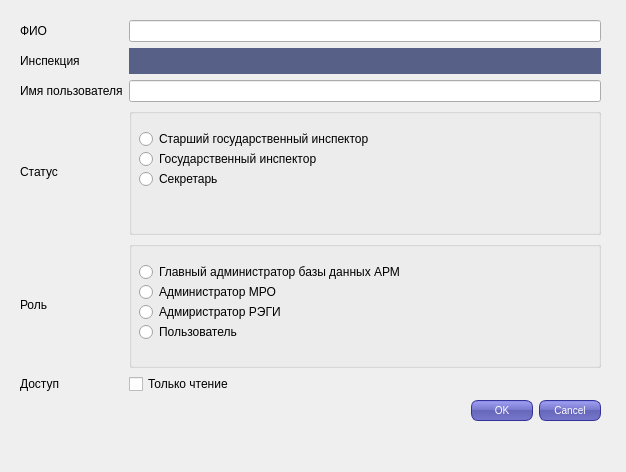
Above: ARMInspectorGUI/userEditFrm.ui from sid1980/ARMInspector before the change. Below: the same form after it.
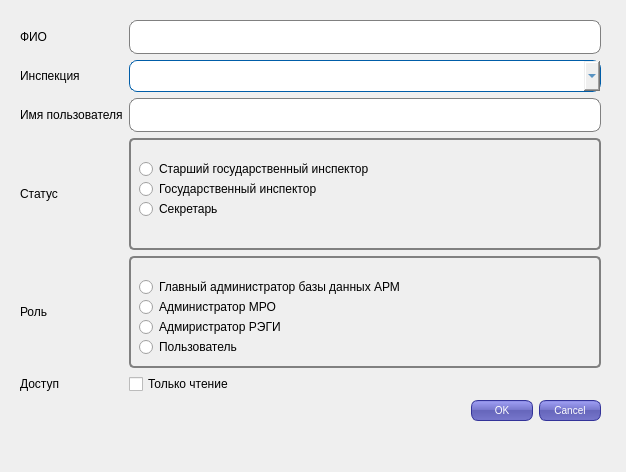
That is the form after the change. Icons and pictures are not drawn.

```diff
--- a/ARMInspectorGUI/userEditFrm.ui
+++ b/ARMInspectorGUI/userEditFrm.ui
@@ -30,6 +30,28 @@
 min-height: 13px;
 max-height: 13px;
 }
+QLineEdit {
+padding: 1px;
+border-style: solid;
+border: 1px solid gray;
+border-radius: 8px;
+ min-height: 30px;
+}
+QGroupBox {
+    background-color: qlineargradient(x1: 0, y1: 0, x2: 0, y2: 1,
+                                      stop: 0 #E0E0E0, stop: 1 #FFFFFF);
+    border: 2px solid gray;
+    border-radius: 5px;
+    margin-top: 1ex; /* leave space at the top for the title */
+}
+
+QGroupBox::title {
+    subcontrol-origin: margin;
+    subcontrol-position: top center; /* position at the top center */
+    padding: 0 3px;
+    background-color: qlineargradient(x1: 0, y1: 0, x2: 0, y2: 1,
+                                      stop: 0 #FFOECE, stop: 1 #FFFFFF);
+}
 </string>
   </property>
   <widget class="QWidget" name="layoutWidget">
@@ -131,45 +153,49 @@
     <item row="1" column="1">
      <widget class="QComboBox" name="comboBoxInspection">
       <property name="styleSheet">
-       <string notr="true">QComboBox{
-border:                 none;
-background-color:   rgb(87, 96, 134);
-color:                      rgb(255, 255, 255);
-font-weight:            bold;
-padding:                    5px 
-
+       <string notr="true">QComboBox {
+   background: qlineargradient(
+   x1:0, y1:0, x2:0, y2:1,
+   stop:0 #f9f9f9,
+   stop: 0.5 #c6c6c6,
+   stop: 0.6 #dfdfdf,
+   stop:1 #f9f9f9 );
+   border-style: solid;
+   border-width: 1px;
+   border-color: rgb(0, 93, 168);
+   border-radius: 8px;
+   color: rgb(0, 93, 168);
+   min-width: 170px;
+   min-height: 30px;
+   padding-left: 15px;
 }
-
-QComboBox::drop-down{
-    border:                 none;
-    background-color:   rgb(87, 96, 134);
-    color:                      rgb(255, 255, 255);
-    font-weight:            bold;
-    padding:                    0px;
+QComboBox:on {
+   border-radius: 30px;
+   background:transparent;
 }
-
-QComboBox::down-arrow{
-    image:                      url(icons/combobox_down_arrow.png);
-    padding-right:          5px;
+QComboBox::drop-down {
+   image: url(:/bwt/downarrow.png);
+   subcontrol-position: center right;
+   margin-right: 10px;
 }
-
-QListView{
-    border:                 none;
-    color:                      rgb(87, 96, 134);
-    background-color:   rgb(255, 255, 255);
-    font-weight:            bold;
-    selection-background-color: rgb(47, 175, 178);
-    show-decoration-selected: 1;
-    margin-left:                -10px;
-    padding-left    :           15px;
+QComboBox QAbstractItemView::item {
+   padding: 10px 10px 10px 10px;
 }
-
-QListView::item:hover{
-
-    background-color:   rgb(47, 175, 178);
-    border:                 none;
+QComboBox QAbstractItemView {
+   color: rgb(0, 93, 168);
+   background: transparent;
 }
-</string>
+QComboBox QListView::item {
+   background: qradialgradient(
+   cx: 0.5, cy: -1.6, fx: 0.5, fy: 0,
+   radius: 2,
+   stop: 0 #C4C4C4,
+   stop: 1 #DBDBDB );
+   border-style: solid;
+   border-width: 1px;
+   border-color: rgb(0, 93, 168);
+   border-radius: 20px;
+}</string>
       </property>
      </widget>
     </item>
```
